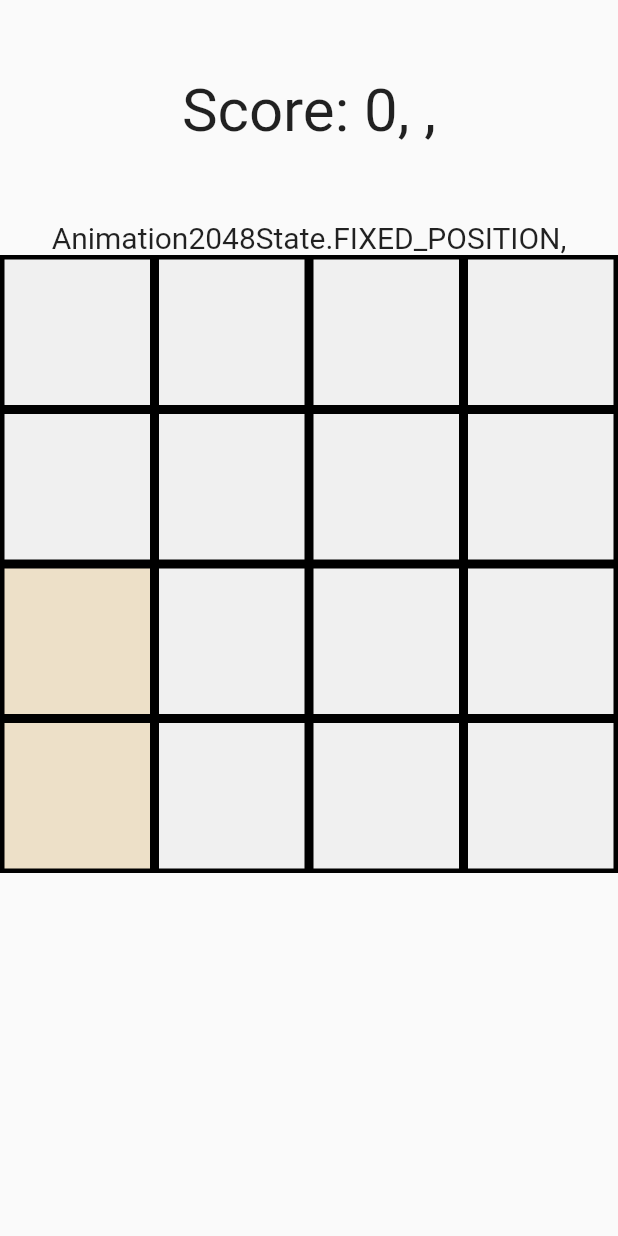
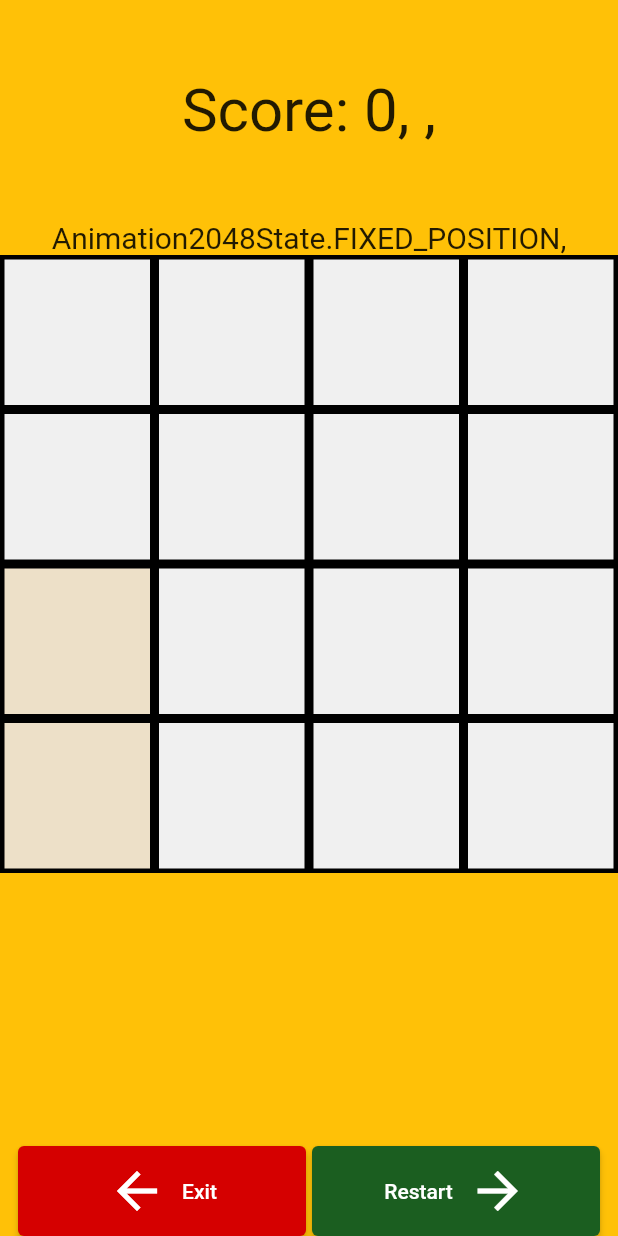
Before and after one commit to Combo1/GCA, a Flutter app: the Game2048Screen screen opened by its route, after a tap on "2048", on a phone screen of 412 x 824 dp. Run offline on Flutter 3.47's test engine with Material 2 defaults, Android fonts, the phone set to English and light mode, and no system bars; our stand-ins replace audioplayers, page_transition, shared_preferences, tuple; accounts and stored records are empty.

Commit message:
added new screen for statistics and starting/continuing games; prepared buttons for restarting/exiting the game; integrated a few statistics

```diff
--- a/lib/2048Screen.dart
+++ b/lib/2048Screen.dart
@@ -3,7 +3,11 @@ import 'dart:math';
 
 import 'package:flutter/cupertino.dart';
 import 'package:flutter/material.dart';
+import 'package:flutter/rendering.dart';
 import 'package:flutter/services.dart';
+import 'package:gca/StatisticConfig.dart';
+import 'package:gca/StatisticsModel.dart';
+import 'package:provider/provider.dart';
 import 'package:tuple/tuple.dart';
 
 class Game2048Screen extends StatefulWidget{
@@ -126,10 +130,29 @@ class _Game2048State extends State<Game2048Screen> with TickerProviderStateMixin
       });
   }
 
+  void saveState(){
+    if(isGameRunning){
+
+      //save size, score and values
+      String saveGame = "$columnSize;$rowSize;$_score;" + values.join(',');
+      Provider.of<StatisticsModel>(context, listen: false).setValue(StatConst.KEY_GAME_2048, StatConst.KEY_SAVEGAME_1, saveGame);
+    }
+    //save moves done
+    String movesDone = Provider.of<StatisticsModel>(context, listen: false).getValue(StatConst.KEY_GAME_2048, StatConst.KEY_MOVES_PERFORMED);
+    //TODO update value here
+    Provider.of<StatisticsModel>(context, listen: false).setValue(StatConst.KEY_GAME_2048, StatConst.KEY_MOVES_PERFORMED, movesDone);
+    print('Saved state');
+  }
+
 
   @override
   void dispose() {
+    controllerAppearing.dispose();
+    controllerMoving.dispose();
     SystemChrome.setPreferredOrientations([DeviceOrientation.portraitUp, DeviceOrientation.portraitDown, DeviceOrientation.landscapeLeft, DeviceOrientation.landscapeRight,]);//force potrait mode in this mode
+    //save current game, if game is running
+
+    saveState();
     super.dispose();
   }
 
@@ -146,19 +169,20 @@ class _Game2048State extends State<Game2048Screen> with TickerProviderStateMixin
   void startTimerAppearing(){
     controllerAppearing.reset();
     controllerAppearing.forward();
-    _isInAnimation = true;
+
     //print('start appearing');
     setState(() {
-
+      _isInAnimation = true;
       _currentState = Animation2048State.APPEARING;
     });
 
   }
 
   void stopTimerAppearing(){
-    _isInAnimation = false;
+
     //print('Stop appearing');
     setState(() {
+      _isInAnimation = false;
       _currentState = Animation2048State.FIXED_POSITION;
     });
   }
@@ -167,9 +191,9 @@ class _Game2048State extends State<Game2048Screen> with TickerProviderStateMixin
     //print('start moving');
     controllerMoving.reset();
     controllerMoving.forward();
+
+    setState(() {
       _isInAnimation = true;
-    setState(() {
-
       _currentState = Animation2048State.MOVING;
     });
   }
@@ -178,10 +202,11 @@ class _Game2048State extends State<Game2048Screen> with TickerProviderStateMixin
     //print('Stop Moving');
     setState(() {
       values = valuesAfter;
+      _isInAnimation = false;
     });
 
     startTimerAppearing();
-    _isInAnimation = false;
+
 
   }
 
@@ -241,12 +266,25 @@ class _Game2048State extends State<Game2048Screen> with TickerProviderStateMixin
       }
       //check possible game over state
       if(isGameOver(valuesAfter)){
-        print('Game Over discovered');
-        isGameRunning = false;
+        //print('Game Over discovered');
+
+        setGameOver();
       }
       startTimerMoving();
+    }
+  }
 
-    }
+  void setGameOver(){
+    isGameRunning = false;
+    //save stats
+    String strGames = Provider.of<StatisticsModel>(context, listen: false).getValue(StatConst.KEY_GAME_2048, StatConst.KEY_AMOUNT_GAMES);
+    String strHighscore = Provider.of<StatisticsModel>(context, listen: false).getValue(StatConst.KEY_GAME_2048, StatConst.KEY_PERSONAL_BEST);
+    int games = int.parse(strGames) + 1;
+    //TODO set flag for new record here
+    int highscore = max(int.parse(strHighscore), _score);
+    Provider.of<StatisticsModel>(context, listen: false).setValue(StatConst.KEY_GAME_2048, StatConst.KEY_AMOUNT_GAMES, "$games");
+    Provider.of<StatisticsModel>(context, listen: false).setValue(StatConst.KEY_GAME_2048, StatConst.KEY_PERSONAL_BEST, "$highscore");
+    Provider.of<StatisticsModel>(context, listen: false).setValue(StatConst.KEY_GAME_2048, StatConst.KEY_SAVEGAME_1, "");//delete existing savegame
   }
 
 
@@ -391,13 +429,13 @@ class _Game2048State extends State<Game2048Screen> with TickerProviderStateMixin
       //swipe right
       setState(() {
         _resultSwipe = 'right';
+      });
       moveTilesEvent(_Direction.RIGHT);
-      });
     }else if(_offsetX < 0){
       setState(() {
         _resultSwipe = 'left';
+      });
       moveTilesEvent(_Direction.LEFT);
-      });
     }
 
   }
@@ -437,8 +475,18 @@ class _Game2048State extends State<Game2048Screen> with TickerProviderStateMixin
   @override
   Widget build(BuildContext context) {
     return
+      WillPopScope(
+        onWillPop: (){
+          //method saves progress when pressing the back button and returns to the previous screen
+          this.saveState();
+          Navigator.pop(context);
+          return Future.value(false);
+          },
+        child:
       Scaffold(
-        body: SafeArea(child:
+        body: Container(
+          color: Colors.amber,
+          child: SafeArea(child:
         GestureDetector(
           onHorizontalDragEnd: (e) => this.onHorizontalDragEnd(e),
           onVerticalDragEnd: (e) => this.onVerticalDragEnd(e),
@@ -446,7 +494,8 @@ class _Game2048State extends State<Game2048Screen> with TickerProviderStateMixin
           onVerticalDragUpdate: (e) => this.onDragUpdate('Vertical: ', e),
           onHorizontalDragStart: (e) => this.onHorizontalDragStart(e),
           onVerticalDragStart: (e) => this.onVerticalDragStart(e),
-          child: Column(children: [
+            child: Column(
+              children: [
               Padding(
                 padding: EdgeInsets.only(bottom: 50, top: 50),
                 child: Text('Score: $_score, $_resultSwipe,', style: TextStyle(fontSize: 40)),
@@ -459,13 +508,91 @@ class _Game2048State extends State<Game2048Screen> with TickerProviderStateMixin
                     ),
                 ),
               ),
+              _buildBottomButtons(),
             ],
+          ),
+          ),
       ),
       ),
       ),
     );
   }
+  Widget _buildBottomButtons(){
+    if(isGameRunning && false){
+      return Container();
+    }
+    return
+      Padding(padding: EdgeInsets.only(top: 10, left: 10, right: 10), child:
+      Row(
+      mainAxisAlignment: MainAxisAlignment.spaceBetween,
+      mainAxisSize: MainAxisSize.max,
+      children: [
+        Expanded(
+          child: Padding(padding: EdgeInsets.all(2),
+            child: ElevatedButton(
+              child: Padding(padding: EdgeInsets.only(top: 10, bottom: 10),
+                child: Row(
+                  mainAxisAlignment: MainAxisAlignment.center,
+                  crossAxisAlignment: CrossAxisAlignment.center,
+                  children: [
+                        Icon(
+                          Icons.arrow_back,
+                          color: Colors.white,
+                          size: 40.0,
+                        ),
+                            SizedBox(width: 10),
+                            Text('Exit', textAlign: TextAlign.center),
+                ]),),
+                onPressed: () => this.onExitPressed(),
+                style: ElevatedButton.styleFrom(
+                primary: Colors.redAccent.shade700, // background
+                onPrimary: Colors.white, // foreground
+              ),
+            ),
+          ),
+        ),
+        Expanded(
+          child: Padding(padding: EdgeInsets.all(2),
+            child: ElevatedButton(
+              child: Padding(padding: EdgeInsets.only(top: 10, bottom: 10),
+                child: Row(
+                    mainAxisAlignment: MainAxisAlignment.center,
+                    crossAxisAlignment: CrossAxisAlignment.center,
+                    children: [
+                      Text('Restart', textAlign: TextAlign.center),
+                      SizedBox(width: 10),
+                      Icon(
+                        Icons.arrow_forward,
+                        color: Colors.white,
+                        size: 40.0,
+                      ),
 
+
+                    ]),),
+              onPressed: () => this.onRestartPressed(),
+              style: ElevatedButton.styleFrom(
+                primary: Colors.green[900], // background
+                onPrimary: Colors.white, // foreground
+              ),
+            ),
+          ),
+        ),
+
+    ],
+    ),);
+  }
+
+  void onRestartPressed(){
+
+  }
+
+  void onExitPressed(){
+    saveState();
+  }
+
+  void onSavePressed(){
+
+  }
 
 
 }
--- a/lib/MainMenuScreen.dart
+++ b/lib/MainMenuScreen.dart
@@ -8,6 +8,7 @@ import 'package:gca/RockPaperScissors.dart';
 import 'package:gca/TicTacToeScreen.dart';
 import 'package:provider/provider.dart';
 
+import '2048OverviewScreen.dart';
 import 'ReactionGameScreen.dart';
 
 class GridDivider extends StatelessWidget {
@@ -150,7 +151,7 @@ class MainMenuScreen extends StatelessWidget {
                     Expanded(
                         flex: 10,
                         child: Icon(
-                          Icons.cut,
+                          Icons.wb_incandescent_outlined,
                           color: Colors.white,
                           size: 40.0,
                         )),
@@ -198,6 +199,6 @@ class MainMenuScreen extends StatelessWidget {
   }
 
   void on2048Pressed(BuildContext context){
-    Navigator.pushNamed(context, Game2048Screen.routeName);
+    Navigator.pushNamed(context, Game2048OverviewScreen.routeName);
   }
 }
--- a/lib/StatisticConfig.dart
+++ b/lib/StatisticConfig.dart
@@ -3,11 +3,14 @@ import 'package:gca/StatisticsModel.dart';
 class StatConst{
   //constants for keyGame parameter
   static const KEY_REACTION_GAME = "REACTION_GAME";
+  static const KEY_GAME_2048 = "GAME_2048";
 
 
   //constants for keyValue parameters
   static const KEY_PERSONAL_BEST = "PERSONAL_BEST";
   static const KEY_AMOUNT_GAMES = "AMOUNT_GAMES";
+  static const KEY_MOVES_PERFORMED = "MOVES_PERFORMED";
+  static const KEY_SAVEGAME_1 = "SAVE_GAME_1";
 }
 
 
@@ -18,8 +21,15 @@ class StatisticConfig{
 
   StatisticConfig(){
     listDefault.addAll([
+      //Reaction game keys
       GameStatisticEntry.base(StatConst.KEY_REACTION_GAME, StatConst.KEY_PERSONAL_BEST, "0"),
       GameStatisticEntry.base(StatConst.KEY_REACTION_GAME, StatConst.KEY_AMOUNT_GAMES, "0"),
+
+      //Game 2048 keys
+      GameStatisticEntry.base(StatConst.KEY_GAME_2048, StatConst.KEY_AMOUNT_GAMES, "0"),
+      GameStatisticEntry.base(StatConst.KEY_GAME_2048, StatConst.KEY_PERSONAL_BEST, "0"),
+      GameStatisticEntry.base(StatConst.KEY_GAME_2048, StatConst.KEY_MOVES_PERFORMED, "0"),
+      GameStatisticEntry.base(StatConst.KEY_GAME_2048, StatConst.KEY_SAVEGAME_1, ""),
       ],
     );
   }
--- a/lib/main.dart
+++ b/lib/main.dart
@@ -6,6 +6,7 @@ import 'package:gca/RockPaperScissors.dart';
 import 'package:gca/TicTacToeScreen.dart';
 import 'package:page_transition/page_transition.dart';
 
+import '2048OverviewScreen.dart';
 import '2048Screen.dart';
 import 'ConnectFourScreen.dart';
 import 'ReactionGameScreen.dart';
@@ -133,6 +134,14 @@ class MyApp extends StatelessWidget {
               duration: Duration(milliseconds: 400),
               reverseDuration: Duration(milliseconds: 400),
             );
+          case Game2048OverviewScreen.routeName:
+            return PageTransition(
+              child: Game2048OverviewScreen(),
+              type: PageTransitionType.fade,
+              settings: settings,
+              duration: Duration(milliseconds: 400),
+              reverseDuration: Duration(milliseconds: 400),
+            );
           default:
             return null;
         }
```
Also changed, not shown: lib/2048OverviewScreen.dart (added, +105 -0 lines). Lines whose indentation alone changed are shown as unchanged.
